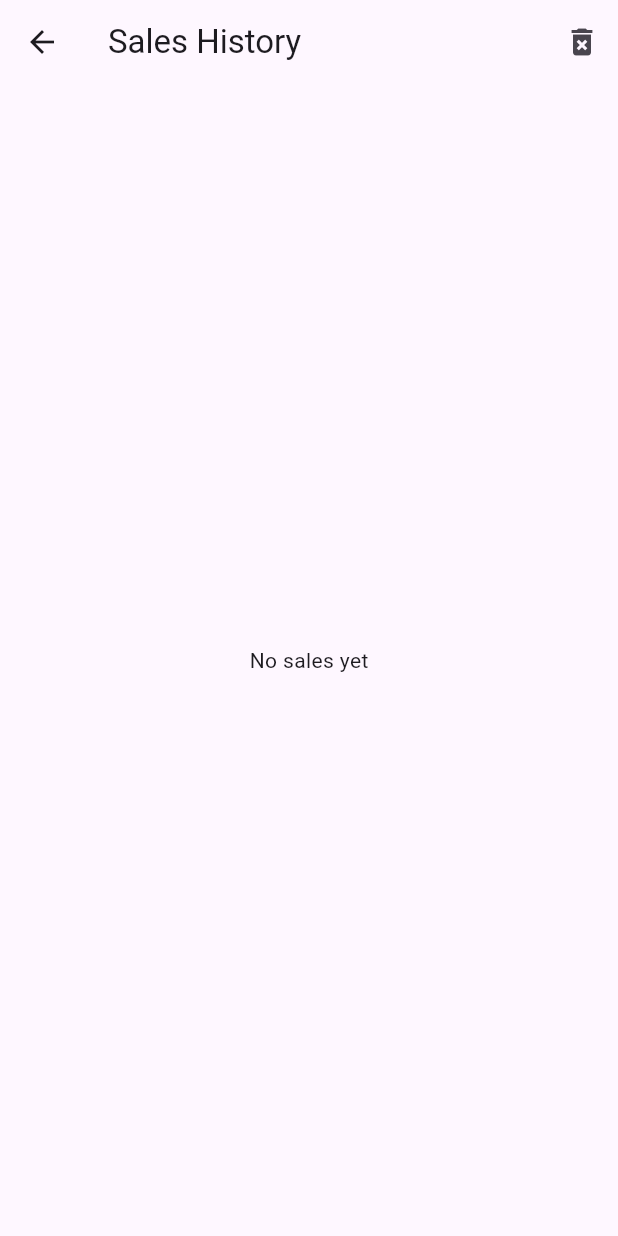
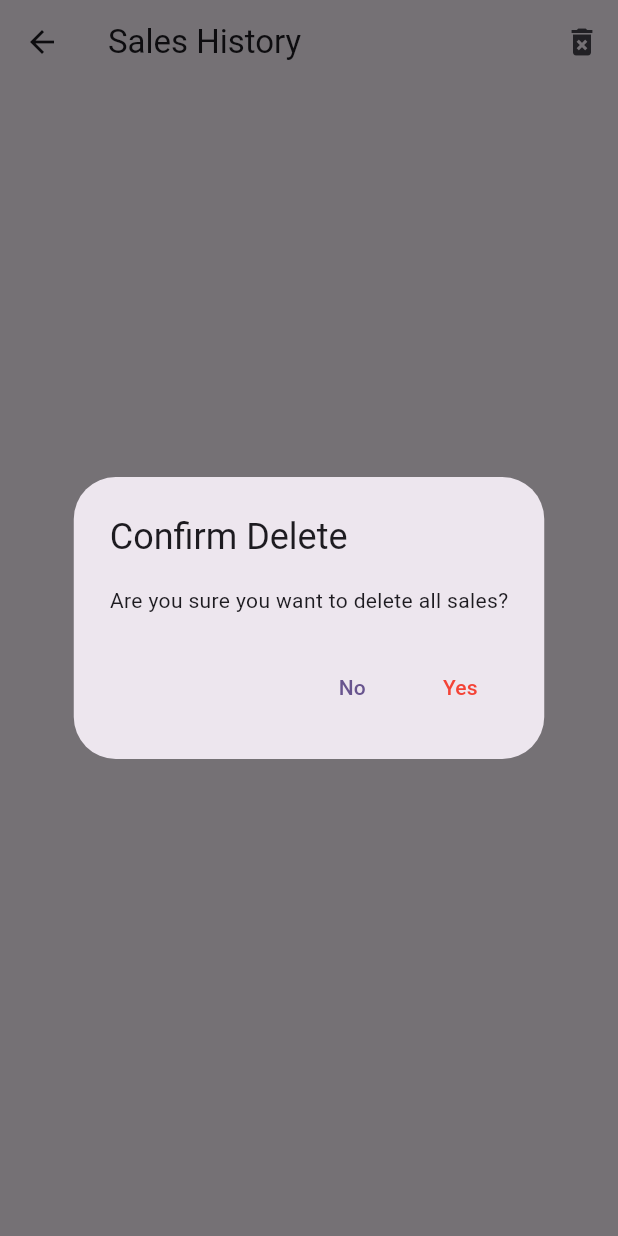
Before and after one commit to marluxdxd/cashier_app, a Flutter app: the SalesHistoryView screen opened directly, after a tap on the "delete forever" icon, on a phone screen of 412 x 824 dp. Run offline on Flutter 3.47's test engine with Material 3 defaults, Android fonts, the phone set to English and light mode, and no system bars; our stand-ins replace dropdown_search, open_file, pdf, permission_handler, sqflite; accounts and stored records are empty.

Commit message:
sales_report_commit

```diff
--- a/lib/database/app_db.dart
+++ b/lib/database/app_db.dart
@@ -157,6 +157,17 @@ Future _onUpgrade(Database db, int oldVersion, int newVersion) async {
     );
   }
 
+  // DELETE a sale transaction
+Future<int> deleteSale(int id) async {
+  final db = await instance.database;
+  return await db.delete(
+    'sales',
+    where: 'id = ?',
+    whereArgs: [id],
+  );
+}
+
+
   Future<void> seedDefaultProducts() async {}
 
 
--- a/lib/home/view/sales_history.dart
+++ b/lib/home/view/sales_history.dart
@@ -36,12 +36,36 @@ class _SalesHistoryViewState extends State<SalesHistoryView> {
           IconButton(
   icon: Icon(Icons.delete_forever),
   onPressed: () async {
+    final confirm = await showDialog<bool>(
+      context: context,
+      builder: (context) => AlertDialog(
+        title: Text("Confirm Delete"),
+        content: Text("Are you sure you want to delete all sales?"),
+        actions: [
+          TextButton(
+            onPressed: () => Navigator.pop(context, false),
+            child: Text("No"),
+          ),
+          TextButton(
+            onPressed: () => Navigator.pop(context, true),
+            child: Text(
+              "Yes",
+              style: TextStyle(color: Colors.red),
+            ),
+          ),
+        ],
+      ),
+    );
+
+    if (confirm == true) {
       await SaleService().clearAllSales();
       setState(() {
         sales.clear();
       });
+    }
   },
 ),
+
         ],
       ),
       body: loading
--- a/lib/home/viewModel/customer_cash.dart
+++ b/lib/home/viewModel/customer_cash.dart
@@ -23,7 +23,7 @@ class CustomerCashField extends StatelessWidget {
     return TextField(
       controller: controller,
       focusNode: focusNode,               // NEW
-      autofocus: false,                    // NEW
+      autofocus: true,                    // NEW
       keyboardType: TextInputType.number,
       decoration: InputDecoration(
         labelText: "Customer Cash",
--- a/lib/home/viewModel/sale.dart
+++ b/lib/home/viewModel/sale.dart
@@ -3,6 +3,7 @@ class Sale {
   String productName;
   int qty;
   int price;
+  int promoDiscount;    // ⭐ ADD THIS
   int total;
 
   String date;
@@ -13,6 +14,7 @@ class Sale {
     required this.qty,
     required this.price,
     required this.total,
+    this.promoDiscount = 0,   // ⭐ DEFAULT VALUE
     required this.date,
   });
 
@@ -24,6 +26,8 @@ class Sale {
       'qty': qty,
       'price': price,
       'total': total,
+      'promoDiscount': promoDiscount,   // ⭐ ADD THIS
+
       'date': date,
     };
   }
@@ -36,6 +40,7 @@ class Sale {
       qty: map['qty'] as int,
       price: map['price'] as int,
       total: map['total'] as int,
+      promoDiscount: map['promoDiscount'] ?? 0,   // ⭐ READ THIS
       date: map['date'] as String,
     );
   }
--- a/pubspec.yaml
+++ b/pubspec.yaml
@@ -49,6 +49,8 @@ dependencies:
   pdf: ^3.10.3
   printing: ^5.11.0
   open_file: ^3.5.10
+
+
 
 
 
```
Also changed, not shown: lib/home/view/home.dart (+4 -8 lines), lib/home/view/sales_report_new.dart (+53 -4 lines), lib/home/view/test.dart (deleted, +0 -60 lines), 1 other file. Lines whose indentation alone changed are shown as unchanged.
